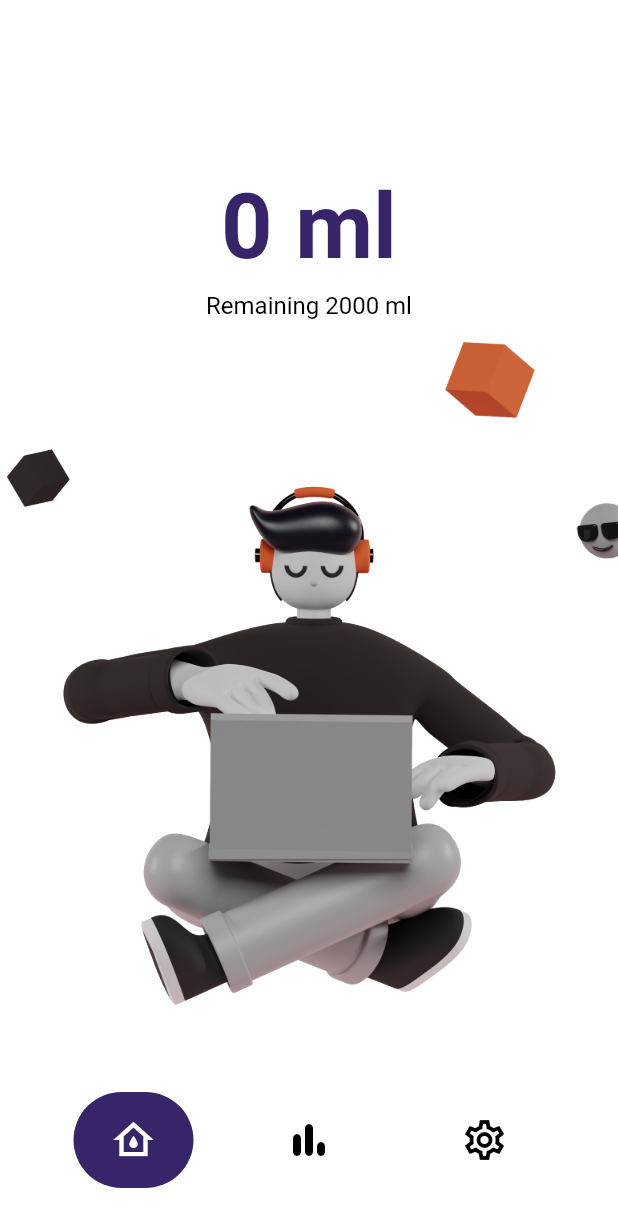
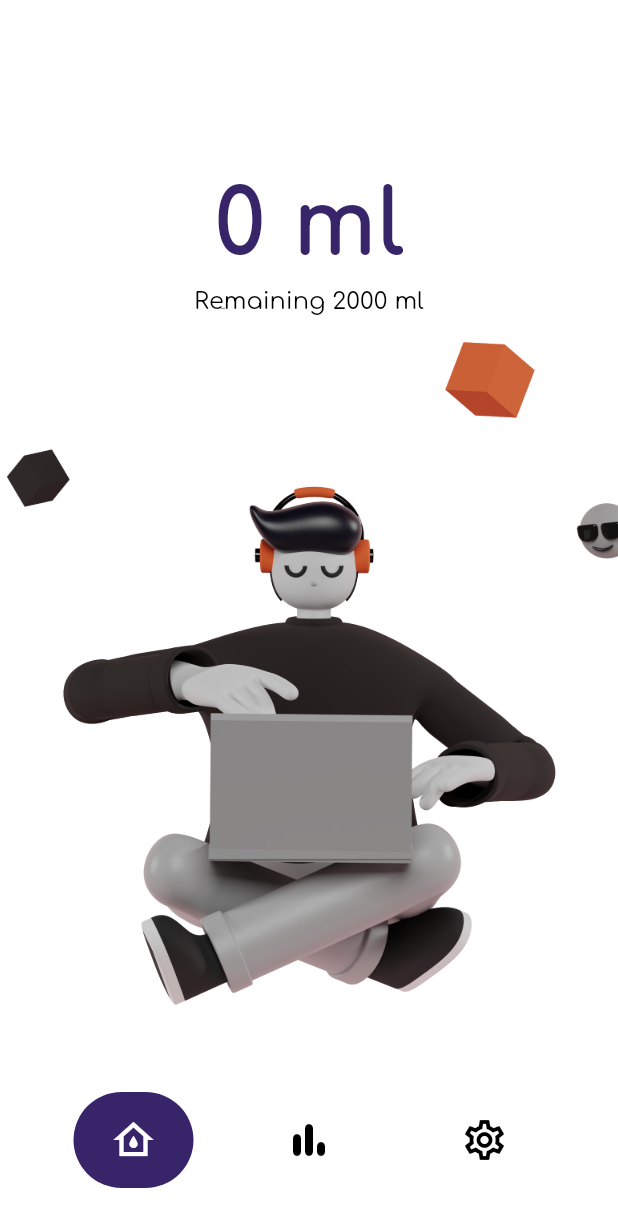
Before and after one commit to fabirt/water-reminder-app, a Flutter app: the screen it shows after launch, on a phone screen of 412 x 824 dp. Shown: the top 1227 px of the screen. Run offline on Flutter 3.47's test engine with Material 2 defaults, Android fonts, the light colour scheme and no system bars; our stand-ins replace flutter_bloc, rxdart.

Commit message:
Custom fonts

```diff
--- a/lib/ui/theme/app_theme.dart
+++ b/lib/ui/theme/app_theme.dart
@@ -11,15 +11,16 @@ class AppTheme {
       selectedItemColor: Colors.white,
       unselectedItemColor: Colors.black,
     ),
+    fontFamily: "Comfortaa",
     textTheme: TextTheme(
       headline1: TextStyle(
         color: Color(0xFF382469),
-        fontWeight: FontWeight.w700,
+        fontWeight: FontWeight.bold,
         fontSize: 60.0,
       ),
       headline4: TextStyle(
         color: Color(0xFF382469),
-        fontWeight: FontWeight.w700,
+        fontWeight: FontWeight.bold,
         fontSize: 24.0,
       ),
       bodyText1: TextStyle(
```
Also changed, not shown: pubspec.yaml (+18 -2 lines), fonts/Comfortaa-Bold.ttf (added), fonts/Comfortaa-Light.ttf (added), fonts/Comfortaa-Medium.ttf (added), fonts/Comfortaa-Regular.ttf (added), fonts/Comfortaa-SemiBold.ttf (added), 8 other files.
